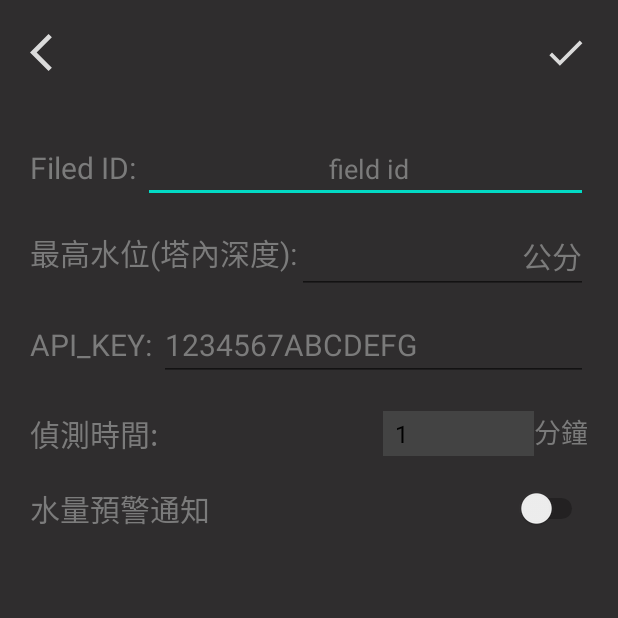
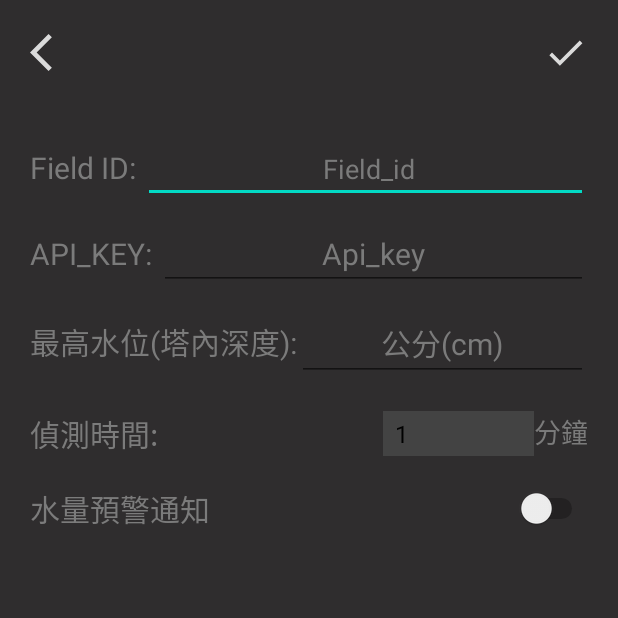
Before and after one commit to minexo79-old/TowerLevelApp, an Android app: the add_menu screen opened directly, with no data from a screen before it, on a phone screen of 412 x 824 dp, the top half of it. Run offline under Robolectric (Android 15) with nearby library versions, the phone set to English and light mode, and no system bars.

Commit message:
更新版面

```diff
--- a/app/src/main/res/layout/activity_add_menu.xml
+++ b/app/src/main/res/layout/activity_add_menu.xml
@@ -34,7 +34,8 @@
             android:src="@drawable/ic_done"
             app:layout_constraintEnd_toEndOf="parent"
             app:layout_constraintTop_toTopOf="parent"
-            app:tint="@color/colorIcon" />
+            app:tint="@color/colorIcon"
+            />
 
         <LinearLayout
             android:id="@+id/lineraLayout_1"
@@ -51,7 +52,7 @@
                 android:id="@+id/field"
                 android:layout_width="wrap_content"
                 android:layout_height="wrap_content"
-                android:text="Filed ID: "
+                android:text="Field ID: "
                 android:textColor="@color/colorText"
                 android:textSize="20sp" />
 
@@ -60,7 +61,7 @@
                 android:layout_width="match_parent"
                 android:layout_height="wrap_content"
                 android:gravity="center"
-                android:hint=" field id"
+                android:hint=" Field_id"
                 android:inputType="number"
                 android:textColor="@color/colorText"
                 android:textColorHint="@color/colorText"
@@ -86,19 +87,17 @@
             <TextView
                 android:layout_width="wrap_content"
                 android:layout_height="wrap_content"
-                android:text="@string/Tower_MaxLength"
+                android:text="API_KEY: "
                 android:textColor="@color/colorText"
                 android:textSize="20sp" />
 
-
-
             <EditText
-                android:id="@+id/edtTowerHeight"
+                android:id="@+id/edtApiKey"
                 android:layout_width="match_parent"
                 android:layout_height="wrap_content"
-                android:hint="公分"
-                android:inputType="number"
-                android:gravity="right"
+                android:gravity="center"
+                android:hint="Api_key"
+                android:inputType="text"
                 android:textColor="@color/colorText"
                 android:textColorHint="@color/colorText"
                 android:textSize="20sp" />
@@ -118,19 +117,22 @@
             <TextView
                 android:layout_width="wrap_content"
                 android:layout_height="wrap_content"
-                android:text="API_KEY: "
+                android:text="@string/Tower_MaxLength"
                 android:textColor="@color/colorText"
                 android:textSize="20sp" />
 
+
             <EditText
-                android:id="@+id/edtApiKey"
+                android:id="@+id/edtTowerHeight"
                 android:layout_width="match_parent"
                 android:layout_height="wrap_content"
-                android:hint="1234567ABCDEFG"
-                android:inputType="text"
+                android:gravity="center"
+                android:hint="公分(cm)"
+                android:inputType="number"
                 android:textColor="@color/colorText"
                 android:textColorHint="@color/colorText"
                 android:textSize="20sp" />
+
         </LinearLayout>
 
 
@@ -148,7 +150,7 @@
             <TextView
                 android:layout_width="wrap_content"
                 android:layout_height="match_parent"
-                android:text= "@string/Tower_CollectTime_Hint"
+                android:text="@string/Tower_CollectTime_Hint"
                 android:textColor="@color/colorText"
                 android:textSize="20sp" />
 
@@ -175,12 +177,52 @@
         <LinearLayout
             android:id="@+id/lineraLayout_6"
             android:layout_width="match_parent"
+            android:layout_height="45dp"
+            android:layout_marginStart="20dp"
+            android:layout_marginTop="20dp"
+            android:layout_marginEnd="20dp"
+            app:layout_constraintStart_toStartOf="parent"
+            app:layout_constraintTop_toBottomOf="@id/lineraLayout_4"
+            android:visibility="gone">
+
+            <TextView
+                android:layout_width="wrap_content"
+                android:layout_height="match_parent"
+                android:text="最大值:"
+                android:textColor="@color/colorText"
+                android:textSize="20sp"/>
+            <EditText
+                android:layout_width="80dp"
+                android:layout_height="wrap_content"
+                android:textColor="@color/colorText"
+                android:textSize="18sp"
+                android:inputType="number"
+                android:text="100"/>
+            <TextView
+                android:layout_width="wrap_content"
+                android:layout_height="match_parent"
+                android:text="最小值:"
+                android:textColor="@color/colorText"
+                android:textSize="20sp"/>
+            <EditText
+                android:layout_width="80dp"
+                android:layout_height="wrap_content"
+                android:textColor="@color/colorText"
+                android:textSize="18sp"
+                android:inputType="number"
+                android:text="100"/>
+
+        </LinearLayout>
+
+        <LinearLayout
+            android:id="@+id/lineraLayout_7"
+            android:layout_width="match_parent"
             android:layout_height="30dp"
             android:layout_marginStart="20dp"
             android:layout_marginTop="20dp"
             android:layout_marginEnd="20dp"
-                app:layout_constraintTop_toBottomOf="@id/lineraLayout_4"
-                app:layout_constraintStart_toStartOf="parent">
+            app:layout_constraintStart_toStartOf="parent"
+            app:layout_constraintTop_toBottomOf="@id/lineraLayout_6">
 
             <Switch
                 android:id="@+id/watersw"
@@ -195,7 +237,6 @@
         </LinearLayout>
 
 
-
         <RelativeLayout
             android:id="@+id/waterset"
             android:layout_width="match_parent"
@@ -204,7 +245,7 @@
             android:layout_marginTop="30dp"
             android:layout_marginEnd="20dp"
             app:layout_constraintStart_toStartOf="parent"
-            app:layout_constraintTop_toBottomOf="@id/lineraLayout_6">
+            app:layout_constraintTop_toBottomOf="@id/lineraLayout_7">
 
             <LinearLayout
                 android:id="@+id/lineraLayout_5"
```
Lines whose indentation alone changed are shown as unchanged.
